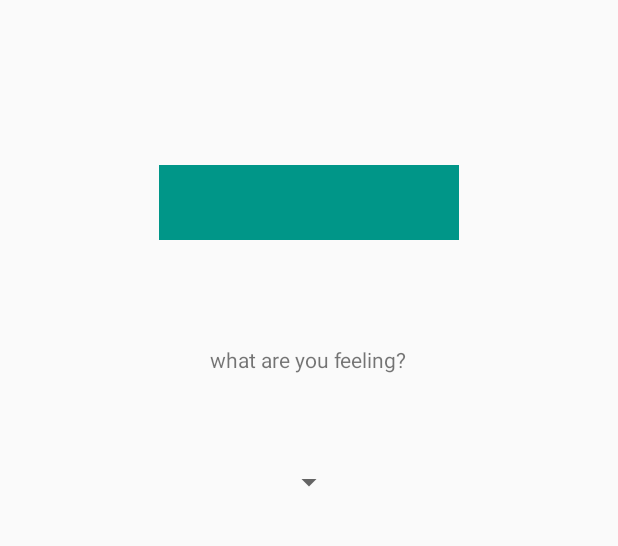
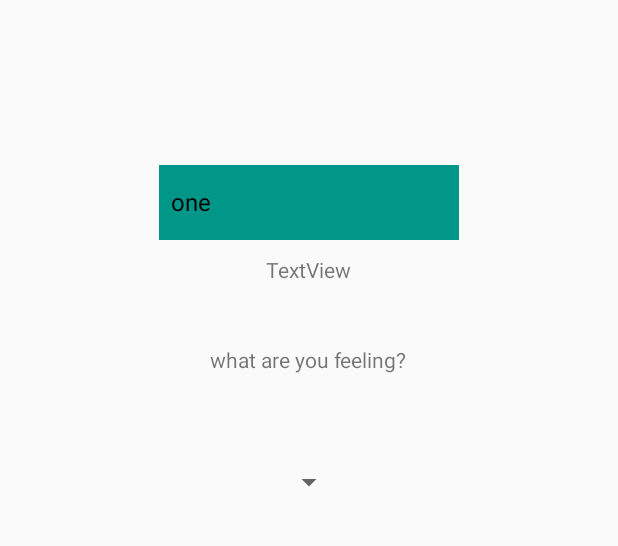
Before and after one commit to prateekmahajan/what_are_you_doing, an Android app: the screen it shows after launch (MainActivity), on a phone screen of 412 x 824 dp, the part 415-961 px from its top. Run offline under Robolectric (Android 15) with nearby library versions, the phone set to English and light mode, and no system bars; plain views replace SearchableSpinner.

```diff
--- a/app/build.gradle
+++ b/app/build.gradle
@@ -7,7 +7,7 @@ android {
 
     defaultConfig {
         applicationId "com.casual.whatareyoudoing"
-        minSdkVersion 23
+        minSdkVersion 20 //23
         targetSdkVersion 30
         versionCode 1
         versionName "1.0"
--- a/app/src/main/java/com/casual/whatareyoudoing/MainActivity.java
+++ b/app/src/main/java/com/casual/whatareyoudoing/MainActivity.java
@@ -7,12 +7,14 @@ import android.view.View;
 import android.widget.AdapterView;
 import android.widget.ArrayAdapter;
 import android.widget.Spinner;
+import android.widget.TextView;
 import android.widget.Toast;
 
 import java.util.ArrayList;
 
 public class MainActivity extends AppCompatActivity {
     Spinner doinglistspinner;
+    TextView tetxview;
 
     @Override
     protected void onCreate(Bundle savedInstanceState) {
@@ -20,20 +22,21 @@ public class MainActivity extends AppCompatActivity {
         setContentView(R.layout.activity_main);
 
         doinglistspinner = findViewById(R.id.doinglist);
+        tetxview = findViewById(R.id.trial);
         //initilize arraylis
-        ArrayList<String> doinglist = new ArrayList<>();
+        ArrayList<String> doinglistarray = new ArrayList<>();
         //Add elements in arrayList
-        doinglist.add("one");
-        doinglist.add("four");
-        doinglist.add("three");
-        doinglist.add("five");
-        doinglist.add("seve");
-        doinglist.add("ten");
-        doinglist.add("ele");
+        doinglistarray.add("one");
+        doinglistarray.add("four");
+        doinglistarray.add("three");
+        doinglistarray.add("five");
+        doinglistarray.add("seve");
+        doinglistarray.add("ten");
+        doinglistarray.add("ele");
 
         //Set adapter
         doinglistspinner.setAdapter(new ArrayAdapter<>(MainActivity.this,
-                android.R.layout.simple_spinner_dropdown_item));
+                android.R.layout.simple_spinner_dropdown_item,doinglistarray));
 
         doinglistspinner.setOnItemSelectedListener(new AdapterView.OnItemSelectedListener() {
             @Override
--- a/app/src/main/res/layout/activity_main.xml
+++ b/app/src/main/res/layout/activity_main.xml
@@ -26,9 +26,16 @@
         android:layout_width="200dp"
         android:layout_height="50dp"
         android:layout_centerInParent="true"
-        android:text="@string/doinglisttext"
         android:background="#009688"
         android:layout_margin="10dp" />
+
+    <TextView
+        android:id="@+id/trial"
+        android:layout_width="wrap_content"
+        android:layout_height="wrap_content"
+        android:text="TextView"
+        android:layout_centerHorizontal="true"
+        android:layout_below="@id/doinglist"/>
 
     <TextView
         android:id="@+id/feelingtextview"
@@ -48,4 +55,5 @@
         android:layout_marginTop="60dp"/>
 
 
+
 </RelativeLayout>
```
